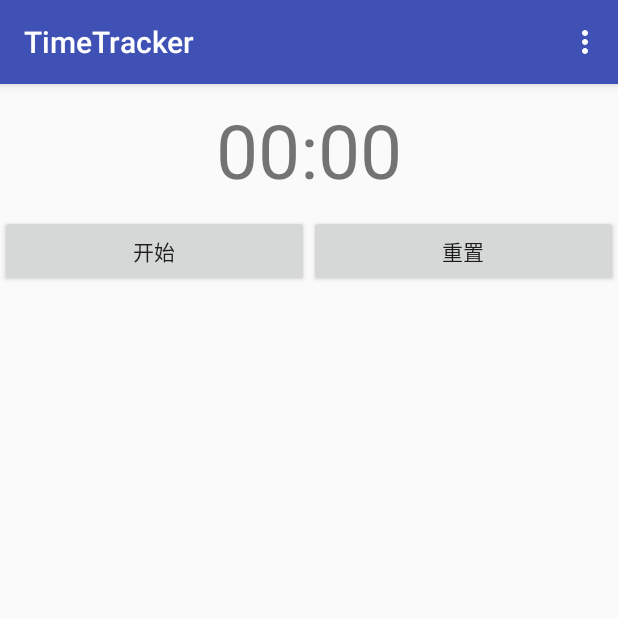
After one commit to fudiandong/StudyCollection, an Android app: the TimeTrackerActivity screen opened directly, with no data from a screen before it, on a phone screen of 412 x 824 dp, the top half of it. The commit adds this screen. Run offline under Robolectric (Android 15) with nearby library versions, the phone set to English and light mode, and no system bars; our stand-ins replace ButterKnife; 1 statement that could not run was skipped.

Commit message:
finish timetracker

```diff
--- a/app/build.gradle
+++ b/app/build.gradle
@@ -20,10 +20,12 @@ android {
 }
 
 dependencies {
-    compile fileTree(dir: 'libs', include: ['*.jar'])
+    compile fileTree(include: ['*.jar'], dir: 'libs')
     androidTestCompile('com.android.support.test.espresso:espresso-core:2.2.2', {
         exclude group: 'com.android.support', module: 'support-annotations'
     })
     compile 'com.android.support:appcompat-v7:25.1.1'
     testCompile 'junit:junit:4.12'
+    compile 'com.jakewharton:butterknife:8.5.1'
+    compile 'com.jakewharton:butterknife-compiler:8.5.1'
 }
--- a/app/src/main/AndroidManifest.xml
+++ b/app/src/main/AndroidManifest.xml
@@ -15,6 +15,10 @@
                 <category android:name="android.intent.category.LAUNCHER" />
             </intent-filter>
         </activity>
+        <activity android:name=".timetracker.activity.TimeTrackerActivity" android:label="@string/app_timetracker"/>
+
+
+        <service android:name=".timetracker.service.TimeService"/>
     </application>
 
 </manifest>
--- /dev/null
+++ b/app/src/main/java/com/fudd/timetracker/activity/TimeTrackerActivity.java
@@ -0,0 +1,187 @@
+package com.fudd.timetracker.activity;
+
+import android.app.FragmentManager;
+import android.content.BroadcastReceiver;
+import android.content.ComponentName;
+import android.content.Context;
+import android.content.Intent;
+import android.content.IntentFilter;
+import android.content.ServiceConnection;
+import android.os.Bundle;
+import android.os.IBinder;
+import android.os.PersistableBundle;
+import android.support.annotation.Nullable;
+
+import android.support.v7.app.AppCompatActivity;
+import android.text.format.DateUtils;
+import android.view.Menu;
+import android.view.MenuInflater;
+import android.view.MenuItem;
+import android.view.View;
+import android.widget.Button;
+import android.widget.ListView;
+import android.widget.TextView;
+
+import com.fudd.R;
+import com.fudd.timetracker.adapter.TimeListAdapter;
+import com.fudd.timetracker.fragment.ConfirmDialogFragment;
+import com.fudd.timetracker.service.TimeService;
+
+import butterknife.BindView;
+import butterknife.ButterKnife;
+
+/**
+ * Created by fudd-office on 2017-3-16 10:02.
+ * Email: 5036175@qq.com
+ * QQ: 5036175
+ * Description:
+ */
+
+public class TimeTrackerActivity extends AppCompatActivity implements View.OnClickListener, ServiceConnection {
+
+    @BindView(R.id.btn_switch)
+    Button btn_switch;
+    @BindView(R.id.btn_finished)
+    Button btn_finished;
+    @BindView(R.id.tv_time)
+    TextView tv_time;
+    @BindView(R.id.listview)
+    ListView listView;
+
+    private TimeService timeService;
+    public static final String ACTION_TIME_UPDATE = "timeupdate";
+    public static final String ACTION_TIME_FINISHED = "timefinished";
+    private TimeListAdapter timeListAdapter;
+
+    @Override
+    protected void onCreate(@Nullable Bundle savedInstanceState) {
+        super.onCreate(savedInstanceState);
+        setContentView(R.layout.activity_timetracker);
+        ButterKnife.bind(this);
+        initListener();
+
+        if (timeListAdapter == null){
+            timeListAdapter = new TimeListAdapter(this,0);
+        }
+        listView.setAdapter(timeListAdapter);
+
+        // 添加 过滤器
+        IntentFilter filter = new IntentFilter();
+        filter.addAction(ACTION_TIME_UPDATE);
+        filter.addAction(ACTION_TIME_FINISHED);
+        registerReceiver(receiver,filter);
+
+
+    }
+
+    @Override
+    public void onSaveInstanceState(Bundle outState, PersistableBundle outPersistentState) {
+        super.onSaveInstanceState(outState, outPersistentState);
+
+    }
+
+    @Override
+    public boolean onCreateOptionsMenu(Menu menu) {
+        MenuInflater inflater = getMenuInflater();
+        inflater.inflate(R.menu.menu_timetracker,menu);
+        return true;
+    }
+
+    @Override
+    public boolean onOptionsItemSelected(MenuItem item) {
+        switch (item.getItemId()){
+            case R.id.clear_all:
+                showDialogFragment();
+                break;
+            default:
+                return super.onOptionsItemSelected(item);
+        }
+        return super.onOptionsItemSelected(item);
+    }
+
+
+    @Override
+    protected void onResume() {
+        super.onResume();
+        bindService(new Intent(this,TimeService.class),this, Context.BIND_AUTO_CREATE);
+    }
+
+    @Override
+    protected void onDestroy() {
+        super.onDestroy();
+        if (timeService != null){
+            unbindService(this);
+            timeService= null;
+        }
+        if (receiver != null){
+            unregisterReceiver(receiver);
+        }
+    }
+
+    private void initListener() {
+        btn_switch.setOnClickListener(this);
+        btn_finished.setOnClickListener(this);
+    }
+
+    @Override
+    public void onClick(View v) {
+        switch (v.getId()){
+            case R.id.btn_switch:
+                // 开关按钮点击事件
+                if (timeService == null){
+                    startService(new Intent(this,TimeService.class));
+                    btn_switch.setText(R.string.btn_off);
+                }else if (!timeService.isRunning()){
+                    timeService.startService(new Intent(this,TimeService.class));
+                    btn_switch.setText(R.string.btn_off);
+                }else {
+                    timeService.stopTimer();
+                    btn_switch.setText(R.string.btn_on);
+                }
+                break;
+            case R.id.btn_finished:
+                // 重置按钮点击事件
+                if (timeService != null){
+                    timeService.resetTime();
+                }
+                tv_time.setText(DateUtils.formatElapsedTime(0));
+                btn_switch.setText(R.string.btn_on);
+                break;
+            default:
+                break;
+        }
+    }
+
+    @Override
+    public void onServiceConnected(ComponentName name, IBinder service) {
+        timeService = ((TimeService.MyBinder)service).getService();
+    }
+
+    @Override
+    public void onServiceDisconnected(ComponentName name) {
+        timeService = null;
+    }
+
+    private BroadcastReceiver receiver = new BroadcastReceiver() {
+        @Override
+        public void onReceive(Context context, Intent intent) {
+            long time = intent.getLongExtra("time",0);
+            if (intent.getAction() == ACTION_TIME_UPDATE){
+                tv_time.setText(DateUtils.formatElapsedTime(time/1000));
+            } else if (intent.getAction() == ACTION_TIME_FINISHED){
+                if (time > 0 && timeListAdapter != null){
+                    timeListAdapter.add(time/1000);
+                }
+            }
+        }
+    };
+
+    private void showDialogFragment() {
+        FragmentManager fm = getFragmentManager();
+        if (fm.findFragmentByTag("dialog") == null){
+            ConfirmDialogFragment confirmDialogFragment = ConfirmDialogFragment.instance(timeListAdapter);
+            confirmDialogFragment.show(fm,"dialog");
+        }
+    }
+
+}
--- /dev/null
+++ b/app/src/main/java/com/fudd/timetracker/adapter/TimeListAdapter.java
@@ -0,0 +1,45 @@
+package com.fudd.timetracker.adapter;
+
+import android.content.Context;
+import android.support.annotation.NonNull;
+import android.text.format.DateUtils;
+import android.view.LayoutInflater;
+import android.view.View;
+import android.view.ViewGroup;
+import android.widget.ArrayAdapter;
+import android.widget.TextView;
+
+import com.fudd.R;
+
+/**
+ * Created by fudd-office on 2017-3-16 15:32.
+ * Email: 5036175@qq.com
+ * QQ: 5036175
+ * Description:
+ */
+
+public class TimeListAdapter extends ArrayAdapter<Long> {
+
+    public TimeListAdapter(Context context, int resource) {
+        super(context, resource);
+    }
+
+    @NonNull
+    @Override
+    public View getView(int position, View convertView, ViewGroup parent) {
+        View view = convertView;
+        if (view == null){
+            view = LayoutInflater.from(getContext()).inflate(R.layout.row_time,null);
+        }
+        TextView task_name = (TextView) view.findViewById(R.id.task_name);
+        TextView task_time = (TextView) view.findViewById(R.id.task_time);
+
+        String name = getContext().getResources().getString(R.string.task_name);
+        task_name.setText(String.format(name,position+1));
+
+        long time = getItem(position);
+        task_time.setText(DateUtils.formatElapsedTime(time));
+
+        return view;
+    }
+}
--- /dev/null
+++ b/app/src/main/res/layout/activity_timetracker.xml
@@ -0,0 +1,36 @@
+<?xml version="1.0" encoding="utf-8"?>
+<LinearLayout xmlns:android="http://schemas.android.com/apk/res/android"
+    android:orientation="vertical" android:layout_width="match_parent"
+    android:layout_height="match_parent">
+    <TextView
+        android:id="@+id/tv_time"
+        android:text="00:00"
+        android:padding="10dp"
+        android:textSize="50sp"
+        android:layout_width="match_parent"
+        android:layout_height="wrap_content"
+        android:gravity="center"/>
+    <LinearLayout
+        android:orientation="horizontal"
+        android:layout_width="match_parent"
+        android:layout_height="wrap_content">
+        <Button
+            android:id="@+id/btn_switch"
+            android:layout_width="0dp"
+            android:layout_weight="1"
+            android:text="@string/btn_on"
+            android:layout_height="wrap_content" />
+        <Button
+            android:id="@+id/btn_finished"
+            android:layout_width="0dp"
+            android:layout_weight="1"
+            android:text="@string/btn_finished"
+            android:layout_height="wrap_content" />
+    </LinearLayout>
+
+    <ListView
+        android:id="@+id/listview"
+        android:layout_width="match_parent"
+        android:layout_height="0dp"
+        android:layout_weight="1"></ListView>
+</LinearLayout>
--- /dev/null
+++ b/app/src/main/res/menu/menu_timetracker.xml
@@ -0,0 +1,4 @@
+<?xml version="1.0" encoding="utf-8"?>
+<menu xmlns:android="http://schemas.android.com/apk/res/android">
+    <item android:id="@+id/clear_all" android:title="@string/clear_all"/>
+</menu>
--- a/app/src/main/res/values/strings.xml
+++ b/app/src/main/res/values/strings.xml
@@ -1,3 +1,13 @@
 <resources>
     <string name="app_name">StudyCollection</string>
+    <string name="app_timetracker">TimeTracker</string>
+
+    <!--timetracker-->
+    <string name="btn_on">开始</string>
+    <string name="btn_off">停止</string>
+    <string name="btn_finished">重置</string>
+    <string name="task_name">Task %1$d</string>
+    <string name="clear_all">清除所有</string>
+
+    <!--==========-->
 </resources>
```
Also changed, not shown: app/src/main/java/com/fudd/MainActivity.java (+31 -1 lines), app/src/main/java/com/fudd/timetracker/fragment/ConfirmDialogFragment.java (added, +41 -0 lines), app/src/main/java/com/fudd/timetracker/service/TimeService.java (added, +141 -0 lines), app/src/main/res/layout/activity_main.xml (+8 -5 lines), app/src/main/res/layout/row_time.xml (added, +22 -0 lines).
